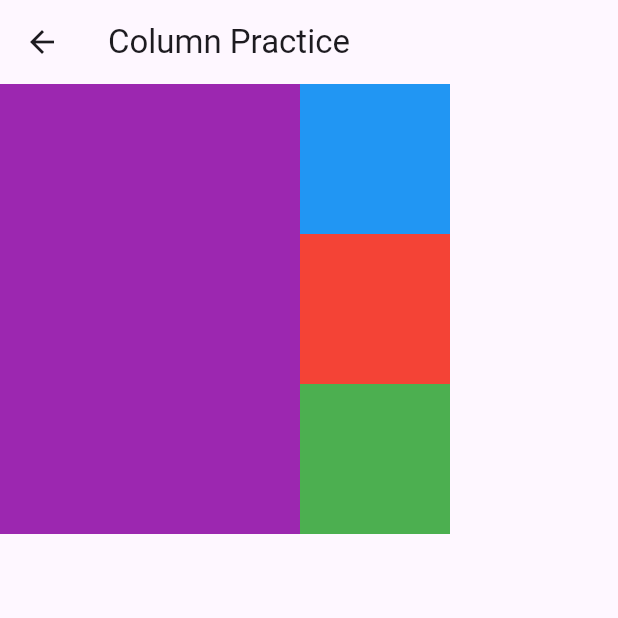
After one commit to hjimin027/learn_flutter, a Flutter app: the screen it shows after launch, after a tap on "Column_Practice", on a phone screen of 412 x 824 dp, the top half of it. The commit adds this screen. Run offline on Flutter 3.47's test engine with Material 3 defaults, Android fonts, the phone set to English and light mode, and no system bars.

Commit message:
column_practice.dart 추가

```diff
--- a/lib/screen/button_screen.dart
+++ b/lib/screen/button_screen.dart
@@ -1,3 +1,5 @@
+import 'package:contact/screen/column/column_practice.dart';
+import 'package:contact/screen/column/column_screen.dart';
 import 'package:contact/screen/container/container_practice_screen.dart';
 import 'package:contact/screen/container/container_screen.dart';
 import 'package:flutter/material.dart';
@@ -23,6 +25,18 @@ class ButtonScreen extends StatelessWidget {
                 return ContainerPracticeScreen();
               },));
             }, child: Text("Container Practice")),
+            SizedBox(height: 10),
+            ElevatedButton(onPressed: () {
+              Navigator.push(context, MaterialPageRoute(builder: (context) {
+                return ColumnScreen();
+              },));
+            }, child: Text("Column")),
+            SizedBox(height: 10),
+            ElevatedButton(onPressed: () {
+              Navigator.push(context, MaterialPageRoute(builder: (context) {
+                return ColumnPractice();
+              },));
+            }, child: Text("Column_Practice")),
           ],
         ),
       ),
--- /dev/null
+++ b/lib/screen/column/column_practice.dart
@@ -0,0 +1,35 @@
+import 'package:flutter/material.dart';
+
+class ColumnPractice extends StatelessWidget {
+  const ColumnPractice({super.key});
+
+  @override
+  Widget build(BuildContext context) {
+    return Scaffold(
+      appBar: AppBar(title: Text('Column Practice'),),
+      body: Container(
+        width: 300,
+        color: Colors.purple,
+        child: Column(
+          mainAxisAlignment: MainAxisAlignment.center,
+          crossAxisAlignment: CrossAxisAlignment.end,
+          mainAxisSize: MainAxisSize.min,
+          children: [
+            Container(
+              width: 100, height: 100,
+              color: Colors.blue,
+            ),
+            Container(
+              width: 100, height: 100,
+              color: Colors.red,
+            ),
+            Container(
+              width: 100, height: 100,
+              color: Colors.green,
+            ),
+          ],
+        ),
+      ),
+    );
+  }
+}
```
Also changed, not shown: lib/screen/column/column_screen.dart (added, +35 -0 lines).
